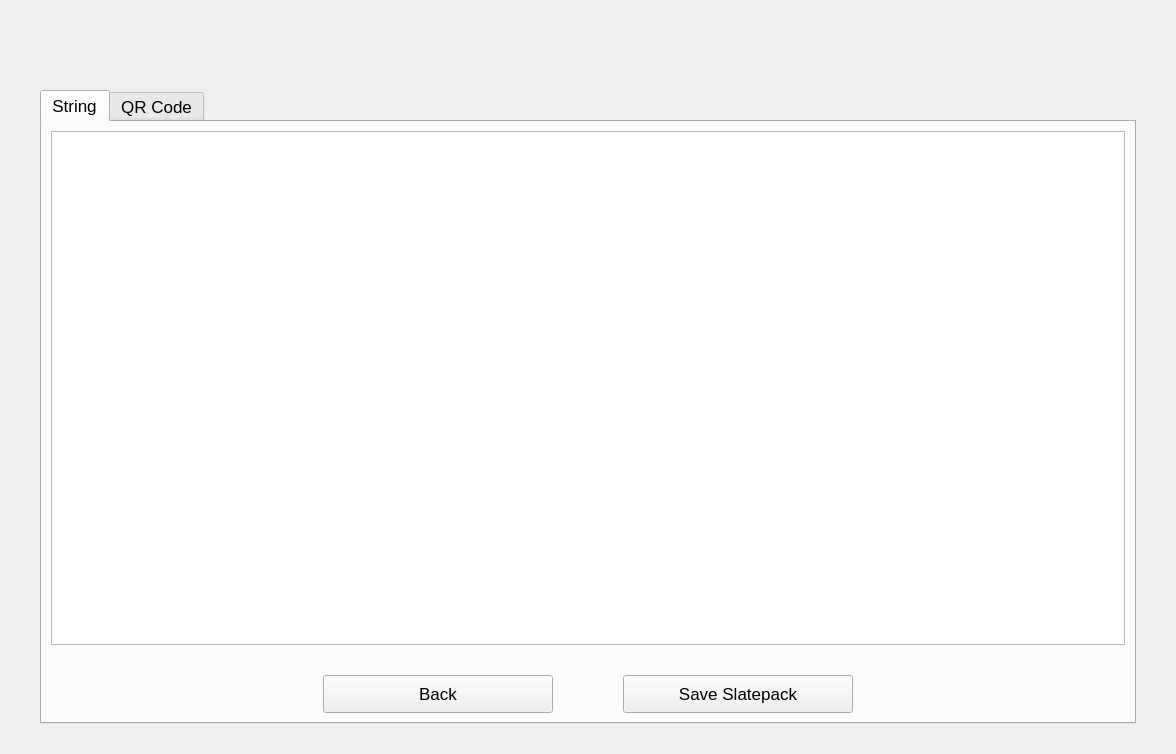
This is windows_desktop/g_resultedslatepack_w.ui in 0xkobe/mwc-wallet as Qt 5 draws it before an edit. The edited form follows.
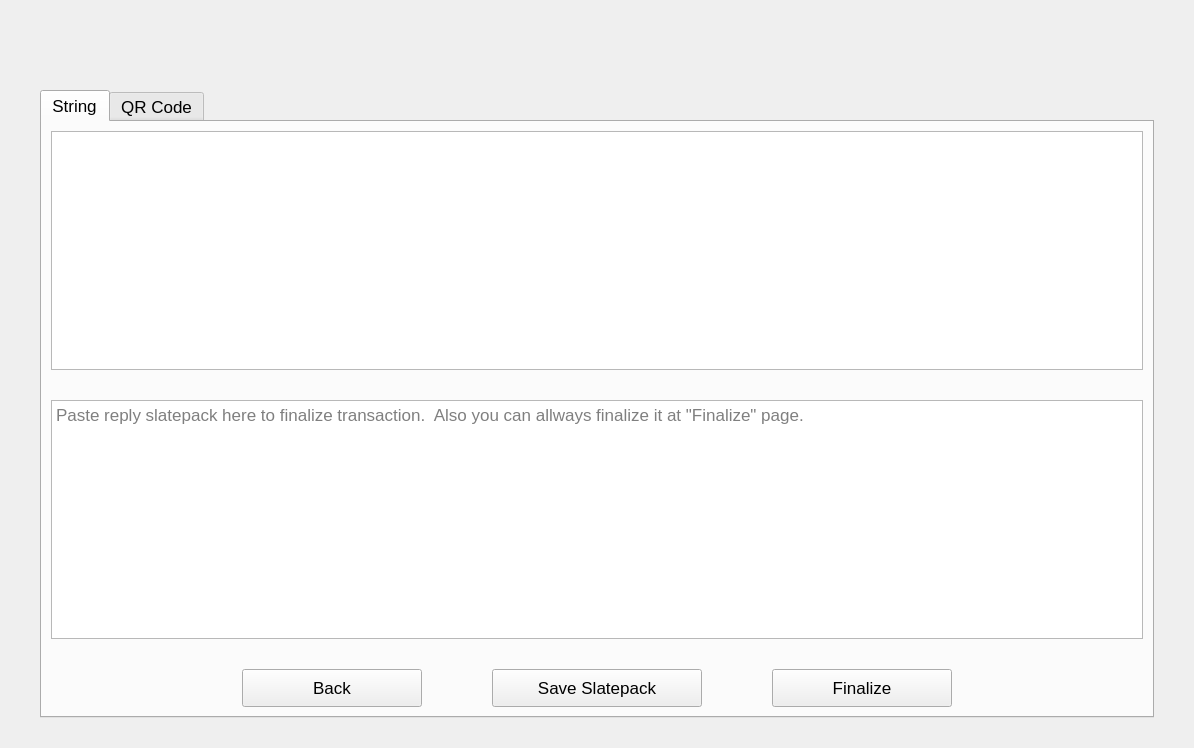
This is the edited form. Custom widgets are drawn as their Qt base class.

Commit message: https://github.com/mwcproject/mwc-qt-wallet/issues/684 - changes requested after initial review https://github.com/mwcproject/mwc-qt-wallet/issues/700 https://github.com/mwcproject/mwc-qt-wallet/issues/699 https://github.com/mwcproject/mwc-qt-wallet/issues/697

```diff
--- a/windows_desktop/g_resultedslatepack_w.ui
+++ b/windows_desktop/g_resultedslatepack_w.ui
@@ -6,8 +6,8 @@
    <rect>
     <x>0</x>
     <y>0</y>
-    <width>1176</width>
-    <height>754</height>
+    <width>1194</width>
+    <height>748</height>
    </rect>
   </property>
   <property name="windowTitle">
@@ -69,7 +69,7 @@
       <attribute name="title">
        <string>String</string>
       </attribute>
-      <layout class="QVBoxLayout" name="verticalLayout" stretch="1,0">
+      <layout class="QVBoxLayout" name="verticalLayout" stretch="1,1,0">
        <property name="spacing">
         <number>30</number>
        </property>
@@ -114,6 +114,47 @@
          </property>
         </widget>
        </item>
+       <item>
+        <widget class="QTextEdit" name="finalizeSlatepack">
+         <property name="sizePolicy">
+          <sizepolicy hsizetype="Minimum" vsizetype="Minimum">
+           <horstretch>0</horstretch>
+           <verstretch>0</verstretch>
+          </sizepolicy>
+         </property>
+         <property name="minimumSize">
+          <size>
+           <width>200</width>
+           <height>0</height>
+          </size>
+         </property>
+         <property name="maximumSize">
+          <size>
+           <width>16777215</width>
+           <height>12000</height>
+          </size>
+         </property>
+         <property name="toolTip">
+          <string>Replay slatepack to finalize this transaction.</string>
+         </property>
+         <property name="readOnly">
+          <bool>false</bool>
+         </property>
+         <property name="html">
+          <string>&lt;!DOCTYPE HTML PUBLIC &quot;-//W3C//DTD HTML 4.0//EN&quot; &quot;http://www.w3.org/TR/REC-html40/strict.dtd&quot;&gt;
+&lt;html&gt;&lt;head&gt;&lt;meta name=&quot;qrichtext&quot; content=&quot;1&quot; /&gt;&lt;style type=&quot;text/css&quot;&gt;
+p, li { white-space: pre-wrap; }
+&lt;/style&gt;&lt;/head&gt;&lt;body style=&quot; font-family:'.AppleSystemUIFont'; font-size:13pt; font-weight:400; font-style:normal;&quot;&gt;
+&lt;p style=&quot;-qt-paragraph-type:empty; margin-top:0px; margin-bottom:0px; margin-left:0px; margin-right:0px; -qt-block-indent:0; text-indent:0px; font-family:'.SF NS Text';&quot;&gt;&lt;br /&gt;&lt;/p&gt;&lt;/body&gt;&lt;/html&gt;</string>
+         </property>
+         <property name="acceptRichText">
+          <bool>false</bool>
+         </property>
+         <property name="placeholderText">
+          <string>Paste reply slatepack here to finalize transaction.  Also you can allways finalize it at &quot;Finalize&quot; page.</string>
+         </property>
+        </widget>
+       </item>
        <item>
         <layout class="QHBoxLayout" name="horizontalLayout">
          <item>
@@ -133,7 +174,7 @@
           <widget class="control::MwcPushButtonNormal" name="backButton">
            <property name="minimumSize">
             <size>
-             <width>230</width>
+             <width>180</width>
              <height>38</height>
             </size>
            </property>
@@ -177,7 +218,7 @@
           <widget class="control::MwcPushButtonNormal" name="saveSlatepackBtn">
            <property name="minimumSize">
             <size>
-             <width>230</width>
+             <width>210</width>
              <height>38</height>
             </size>
            </property>
@@ -201,6 +242,50 @@
            </property>
           </widget>
          </item>
+         <item>
+          <spacer name="horizontalSpacer_7">
+           <property name="orientation">
+            <enum>Qt::Horizontal</enum>
+           </property>
+           <property name="sizeType">
+            <enum>QSizePolicy::Fixed</enum>
+           </property>
+           <property name="sizeHint" stdset="0">
+            <size>
+             <width>40</width>
+             <height>20</height>
+            </size>
+           </property>
+          </spacer>
+         </item>
+         <item>
+          <widget class="control::MwcPushButtonNormal" name="finalizeSlatepackBtn">
+           <property name="minimumSize">
+            <size>
+             <width>180</width>
+             <height>38</height>
+            </size>
+           </property>
+           <property name="maximumSize">
+            <size>
+             <width>16777215</width>
+             <height>38</height>
+            </size>
+           </property>
+           <property name="cursor">
+            <cursorShape>PointingHandCursor</cursorShape>
+           </property>
+           <property name="focusPolicy">
+            <enum>Qt::StrongFocus</enum>
+           </property>
+           <property name="toolTip">
+            <string>Finalize transaction</string>
+           </property>
+           <property name="text">
+            <string>Finalize</string>
+           </property>
+          </widget>
+         </item>
          <item>
           <spacer name="horizontalSpacer_2">
            <property name="orientation">
```
Left out of the diff: 12 changed lines with no effect on the pictures. The commit also changes 44 other files.
